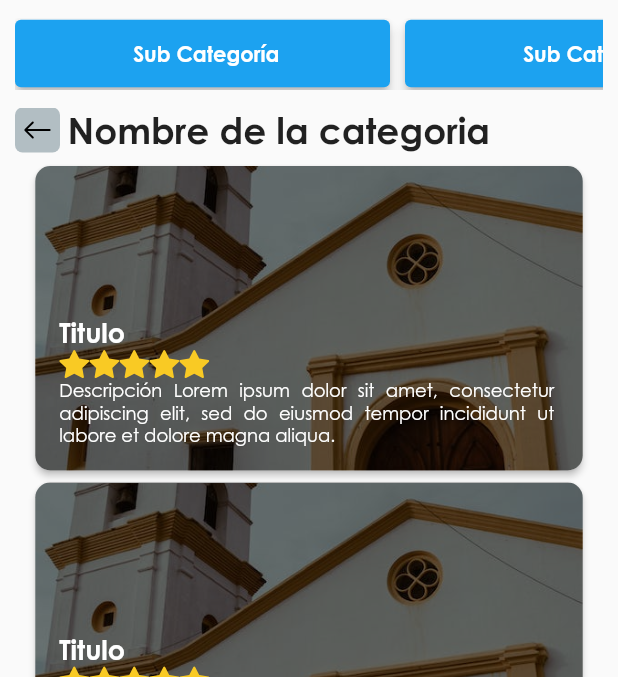
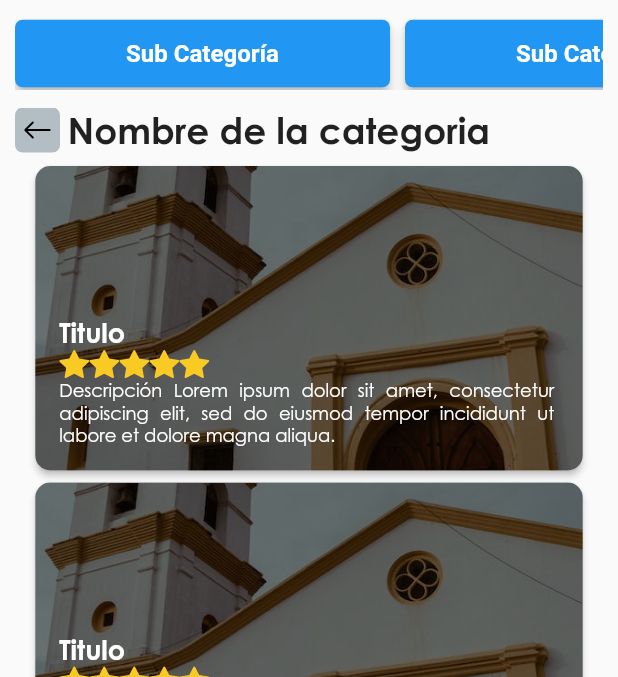
Before and after one commit to pueblobelloapp/TouristApp, a Flutter app: the Home screen opened directly, after a tap on "Ver más", on a phone screen of 412 x 824 dp, the part 59-736 px from its top. Run offline on Flutter 3.47's test engine with Material 2 defaults, Android fonts, the light colour scheme and no system bars; our stand-ins replace bootstrap_icons, cloud_firestore, email_validator, equatable, firebase_auth, firebase_core and 10 more; accounts and stored records are empty.

Commit message:
Se terminar de cambiar los botones elevatedButton por CustomElevateButton

```diff
--- a/lib/Recursos/Paginas/Home/home.dart
+++ b/lib/Recursos/Paginas/Home/home.dart
@@ -2,6 +2,7 @@ import 'package:app_turismo_usuario/Recursos/Modelos/Tarjeta_turistica/tarjeta_t
 import 'package:app_turismo_usuario/Recursos/Modelos/Tarjeta_turistica_mini/tarjeta_turistica_mini.dart';
 import 'package:app_turismo_usuario/Recursos/Paginas/Detalles/detail.dart';
 import 'package:app_turismo_usuario/Recursos/Paginas/Lista_sitio/Site_list.dart';
+import 'package:app_turismo_usuario/Recursos/Widget/Custom_elevated_button.dart';
 import 'package:app_turismo_usuario/Recursos/Widget/custom_textFormField.dart';
 import 'package:bootstrap_icons/bootstrap_icons.dart';
 import 'package:flutter/material.dart';
@@ -92,35 +93,67 @@ Widget _bodyContainer(BuildContext context) {
 
 Widget _buildButtonRow() {
   final buttons = [
-    CustomRowButton(
+    CustomElevatedButton(
+        color: AppBasicColors.greyMun,
+        textColor: AppBasicColors.black,
+        fontWeight: FontWeight.bold,
+        icon: BootstrapIcons.book,
+        fixedSize: true,
+        text: 'Información del municipio',
+        onPressed: () {
+          Get.to(const Detail());
+        }),
+    const SizedBox(
+      width: 10.0,
+    ),
+    CustomElevatedButton(
+        color: AppBasicColors.yellow,
+        textColor: AppBasicColors.black,
+        fontWeight: FontWeight.bold,
+        icon: BootstrapIcons.brightness_alt_high,
+        fixedSize: true,
+        text: 'Cultura',
+        onPressed: () {
+          Get.to(const Detail());
+        }),
+    const SizedBox(
+      width: 10.0,
+    ),
+    CustomElevatedButton(
+        color: AppBasicColors.rgb,
+        textColor: AppBasicColors.black,
+        fontWeight: FontWeight.bold,
+        icon: BootstrapIcons.bicycle,
+        fixedSize: true,
+        text: 'Etnoturismo',
+        onPressed: () {
+          Get.to(const Detail());
+        }),
+    /* CustomRowButton(
       color: AppBasicColors.greyMun,
       icon: BootstrapIcons.book,
       text: 'Información del municipio',
       onPressed: () {
         Get.to(const Detail());
       },
-    ),
-    const SizedBox(
-      width: 10.0,
-    ),
-    CustomRowButton(
+    ),*/
+
+    /*CustomRowButton(
       color: AppBasicColors.yellow,
       icon: BootstrapIcons.brightness_alt_high,
       text: 'Cultura',
       onPressed: () {
         Get.to(const Detail());
       },
-    ),
-    const SizedBox(
-      width: 10.0,
-    ),
-    CustomRowButton(
+    ),*/
+
+    /* CustomRowButton(
         color: AppBasicColors.rgb,
         icon: BootstrapIcons.bicycle,
         text: 'Etnoturismo',
         onPressed: () {
           Get.to(const Detail());
-        })
+        })*/
   ];
   return SingleChildScrollView(
     scrollDirection: Axis.horizontal,
--- a/lib/Recursos/Paginas/Lista_sitio/Site_list.dart
+++ b/lib/Recursos/Paginas/Lista_sitio/Site_list.dart
@@ -1,6 +1,7 @@
 import 'dart:math';
 
 import 'package:app_turismo_usuario/Recursos/Paginas/Lista_sitio/Site_listController.dart';
+import 'package:app_turismo_usuario/Recursos/Widget/Custom_elevated_button.dart';
 import 'package:app_turismo_usuario/Recursos/Widget/custom_back_button.dart';
 import 'package:app_turismo_usuario/Recursos/Widget/custom_textFormField.dart';
 import 'package:app_turismo_usuario/Recursos/theme/app_theme.dart';
@@ -264,28 +265,36 @@ Widget _popupMenuProfile(BuildContext context) {
 
 Widget _buildButtonRow() {
   final buttons = [
-    CustomRowButton(
+    CustomElevatedButton(
+        fontWeight: FontWeight.bold,
+        fixedSize: true,
+        text: 'Sub Categoría',
+        onPressed: () {}),
+    const SizedBox(
+      width: 10.0,
+    ),
+    CustomElevatedButton(
+        fontWeight: FontWeight.bold,
+        fixedSize: true,
+        text: 'Sub Categoría',
+        onPressed: () {}),
+    /* CustomRowButton(
       color: AppBasicColors.blue,
       //icon: BootstrapIcons.book,
       text: 'Sub Categoría',
       //textSize: 24.0,
       textColor: AppBasicColors.white,
       onPressed: () {},
-    ),
-    const SizedBox(
-      width: 10.0,
-    ),
-    CustomRowButton(
+    ),*/
+
+    /*CustomRowButton(
       color: AppBasicColors.blue,
       //icon: BootstrapIcons.brightness_alt_high,
       text: 'Sub Categoría',
       // textSize: 24.0,
       textColor: AppBasicColors.white,
       onPressed: () {},
-    ),
-    const SizedBox(
-      width: 10.0,
-    ),
+    ),*/
   ];
   return SingleChildScrollView(
     scrollDirection: Axis.horizontal,
--- a/lib/Recursos/Paginas/Login/Login.dart
+++ b/lib/Recursos/Paginas/Login/Login.dart
@@ -220,7 +220,7 @@ class _LoginState extends State<Login> {
           fontSize: 14,
           borderRadius: 0,
           onPressed: () {
-            //Get.find<ControllerLogin>().signInWithGoogle();
+            Get.find<ControllerLogin>().signInWithGoogle();
           },
           text: 'Iniciar con Google',
         ));
--- a/lib/Recursos/Widget/Custom_elevated_button.dart
+++ b/lib/Recursos/Widget/Custom_elevated_button.dart
@@ -11,32 +11,61 @@ class CustomElevatedButton extends StatelessWidget {
   final double borderRadius;
   final EdgeInsetsGeometry? padding;
   final EdgeInsetsGeometry? margin;
+  final IconData? icon;
   final Widget? child;
+  final bool? fixedSize;
 
-  const CustomElevatedButton(
-      {super.key,
+  const CustomElevatedButton({
+    super.key,
     required this.onPressed,
     required this.text,
     this.color = AppBasicColors.colorElevatedButtonBlue,
     this.textColor = AppBasicColors.white,
-      this.fontSize = 16,
+    this.fontSize = 16.0,
     this.borderRadius = 5.0,
     this.padding = const EdgeInsets.all(12.0),
     this.margin = EdgeInsets.zero,
+    this.icon,
     this.child,
-      this.fontWeight});
+    this.fontWeight,
+    this.fixedSize,
+  });
 
   @override
   Widget build(BuildContext context) {
     return ElevatedButton(
-        onPressed: onPressed,
       style: ElevatedButton.styleFrom(
           backgroundColor: color,
           foregroundColor: textColor,
+          elevation: 3,
           textStyle: TextStyle(fontSize: fontSize, fontWeight: fontWeight),
           shape: RoundedRectangleBorder(
               borderRadius: BorderRadius.circular(borderRadius)),
-            padding: padding),
-        child: child ?? Text(text));
+          padding: padding,
+          fixedSize: fixedSize == true ? const Size(250.0, 45.0) : null),
+      onPressed: onPressed,
+      child: child ?? _buildDefaultChild(), //Text(text)
+    );
+  }
+
+  Widget _buildDefaultChild() {
+    if (icon != null) {
+      return Row(
+        mainAxisAlignment: MainAxisAlignment.center,
+        //mainAxisSize: MainAxisSize.min,
+        children: [
+          SizedBox(
+            child: Icon(
+              icon!,
+              size: 20.0,
+            ),
+          ),
+          const SizedBox(width: 5.0),
+          Text(text)
+        ],
+      );
+    } else {
+      return Text(text);
     }
   }
+}
--- a/pubspec.yaml
+++ b/pubspec.yaml
@@ -19,7 +19,9 @@ dependencies:
   cloud_firestore: ^4.3.1
   equatable: ^2.0.5
   firebase_storage: ^11.0.10
-  google_sign_in: "^4.5.1"
+  google_sign_in: ^4.5.1
+  google_sign_in_platform_interface: ^1.1.2
+  quiver: ^2.1.5
   floating_bottom_navigation_bar: ^1.5.2
   smooth_page_indicator: ^1.0.1
   location: ^4.4.0
```
Also changed, not shown: lib/Recursos/DataSource/DataFirebaseLogin.dart (+12 -15 lines), lib/Recursos/Paginas/Login/LoginControllers.dart (+10 -8 lines), lib/Recursos/Paginas/Perfil/Perfil.dart (+20 -15 lines), lib/Recursos/Paginas/Registrar/Registrar.dart (+0 -31 lines), pubspec.lock, 2 other files. Lines whose indentation alone changed are shown as unchanged.
